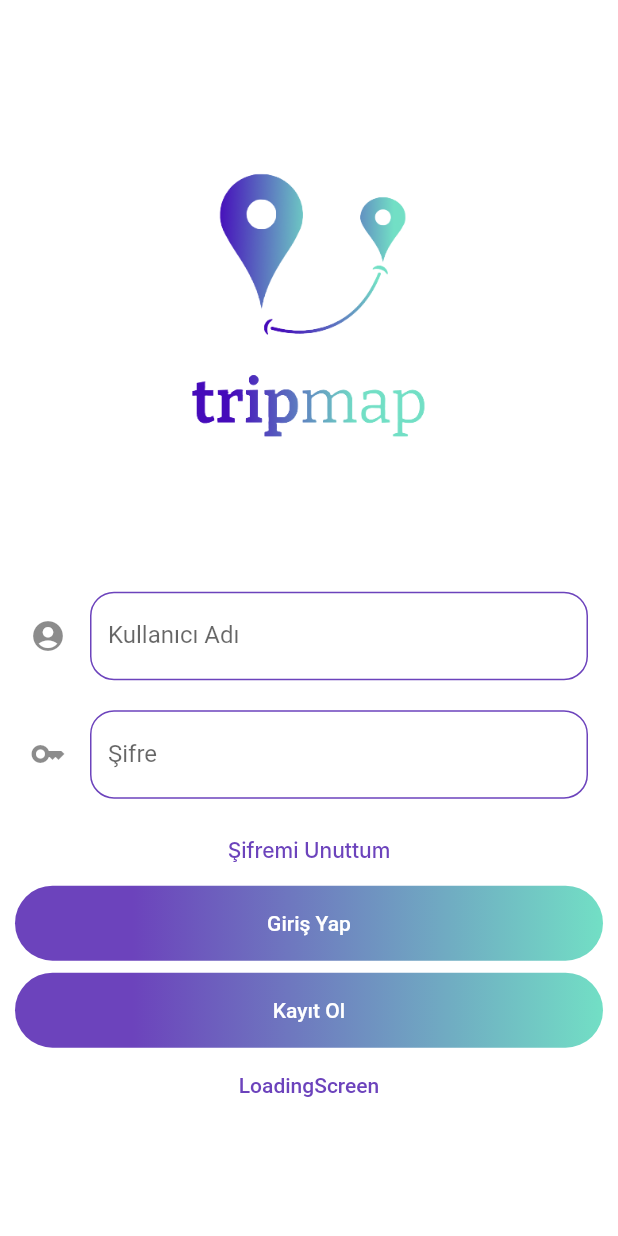
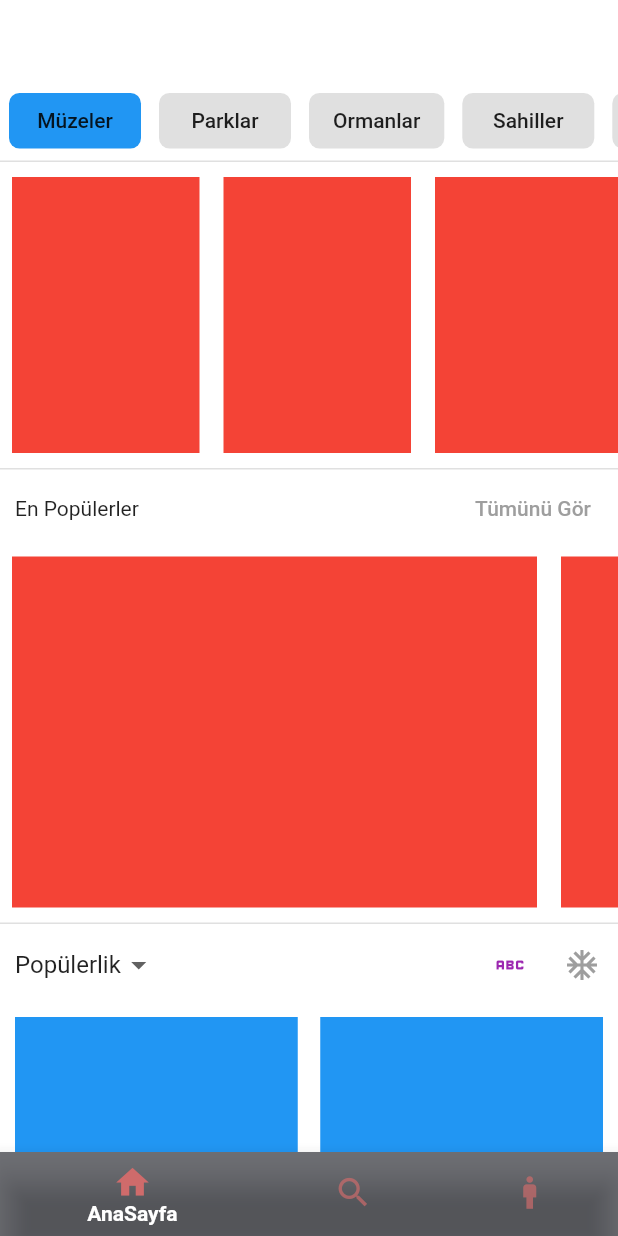
Before and after one commit to TripuMapu/tripmap, a Flutter app: the screen it shows after launch, on a phone screen of 412 x 824 dp. Run offline on Flutter 3.47's test engine with Material 2 defaults, Android fonts, the phone set to English and light mode, and no system bars; our stand-ins replace dio, fluttertoast, shared_preferences; Roboto replaces fonts that are missing (Inter).

Commit message:
homescreen commit

```diff
--- /dev/null
+++ b/lib/screens/homescreen.dart
@@ -0,0 +1,65 @@
+import 'package:flutter/material.dart';
+import 'package:flutter/src/foundation/key.dart';
+import 'package:flutter/src/widgets/framework.dart';
+import 'package:tripmap/screens/homescreen2.dart';
+import 'package:tripmap/widgets/addbottomnavbar.dart';
+
+class HomeScreen extends StatefulWidget {
+  const HomeScreen({Key? key}) : super(key: key);
+
+  @override
+  State<HomeScreen> createState() => _HomeScreenState();
+}
+
+class _HomeScreenState extends State<HomeScreen>
+    with SingleTickerProviderStateMixin {
+  late final _tabController = TabController(length: 3, vsync: this);
+  int currentIndex = 0;
+  PageController pageController = PageController();
+  List<BottomNavigationBarItem> bottomnavbaritems = const [
+    BottomNavigationBarItem(
+      label: 'AnaSayfa',
+      icon: Icon(Icons.home),
+      backgroundColor: Color.fromARGB(147, 9, 11, 19),
+    ),
+    BottomNavigationBarItem(
+      label: 'Arama',
+      icon: Icon(Icons.search),
+      backgroundColor: Color.fromARGB(147, 9, 11, 19),
+    ),
+    BottomNavigationBarItem(
+      label: 'Profil',
+      icon: Icon(Icons.man),
+      backgroundColor: Color.fromARGB(147, 9, 11, 19),
+    ),
+  ];
+
+  @override
+  Widget build(BuildContext context) {
+    return DefaultTabController(
+        length: 3,
+        child: Scaffold(
+          bottomNavigationBar: AddBottomNavBar()
+              .bottomNavigationBar(pageController, currentIndex, (index) {
+            setState(() {
+              currentIndex = index;
+              pageController.animateToPage(
+                index,
+                duration: const Duration(milliseconds: 750),
+                curve: Curves.ease,
+              );
+            });
+          }, bottomnavbaritems),
+          backgroundColor: Colors.white,
+          body: PageView(
+            physics: const NeverScrollableScrollPhysics(),
+            controller: pageController,
+            children: [
+              MyHomePage2(),
+              Container(),
+              Container(),
+            ],
+          ),
+        ));
+  }
+}
--- /dev/null
+++ b/lib/screens/homescreen2.dart
@@ -0,0 +1,479 @@
+import 'package:flutter/material.dart';
+
+class MyHomePage2 extends StatefulWidget {
+  @override
+  _MyHomePageState2 createState() => _MyHomePageState2();
+}
+
+class _MyHomePageState2 extends State<MyHomePage2>
+    with TickerProviderStateMixin {
+  bool isGrid = true;
+  // TickerProviderStateMixin allows the fade out/fade in animation when changing the active button
+
+  // this will control the button clicks and tab changing
+  late TabController _controller;
+
+  // this will control the animation when a button changes from an off state to an on state
+  late AnimationController _animationControllerOn;
+
+  // this will control the animation when a button changes from an on state to an off state
+  late AnimationController _animationControllerOff;
+
+  // this will give the background color values of a button when it changes to an on state
+  late Animation _colorTweenBackgroundOn;
+  late Animation _colorTweenBackgroundOff;
+
+  // this will give the foreground color values of a button when it changes to an on state
+  late Animation _colorTweenForegroundOn;
+  late Animation _colorTweenForegroundOff;
+
+  // when swiping, the _controller.index value only changes after the animation, therefore, we need this to trigger the animations and save the current index
+  int _currentIndex = 0;
+
+  // saves the previous active tab
+  int _prevControllerIndex = 0;
+
+  // saves the value of the tab animation. For example, if one is between the 1st and the 2nd tab, this value will be 0.5
+  double _aniValue = 0.0;
+
+  // saves the previous value of the tab animation. It's used to figure the direction of the animation
+  double _prevAniValue = 0.0;
+
+  // these will be our tab icons. You can use whatever you like for the content of your buttons
+  List _icons = [
+    'Müzeler',
+    'Parklar',
+    'Ormanlar',
+    'Sahiller',
+    'Resimlik',
+    'Selam'
+  ];
+
+  // active button's foreground color
+  Color _foregroundOn = Colors.white;
+  Color _foregroundOff = Colors.black;
+
+  // active button's background color
+  Color _backgroundOn = Colors.blue;
+  Color? _backgroundOff = Colors.grey[300];
+
+  // scroll controller for the TabBar
+  ScrollController _scrollController = new ScrollController();
+
+  // this will save the keys for each Tab in the Tab Bar, so we can retrieve their position and size for the scroll controller
+  List _keys = [];
+
+  // regist if the the button was tapped
+  bool _buttonTap = false;
+
+  @override
+  void initState() {
+    super.initState();
+
+    for (int index = 0; index < _icons.length; index++) {
+      // create a GlobalKey for each Tab
+      _keys.add(new GlobalKey());
+    }
+
+    // this creates the controller with 6 tabs (in our case)
+    _controller = TabController(vsync: this, length: _icons.length);
+    // this will execute the function every time there's a swipe animation
+    _controller.animation!.addListener(_handleTabAnimation);
+    // this will execute the function every time the _controller.index value changes
+    _controller.addListener(_handleTabChange);
+
+    _animationControllerOff =
+        AnimationController(vsync: this, duration: Duration(milliseconds: 75));
+    // so the inactive buttons start in their "final" state (color)
+    _animationControllerOff.value = 1.0;
+    _colorTweenBackgroundOff =
+        ColorTween(begin: _backgroundOn, end: _backgroundOff)
+            .animate(_animationControllerOff);
+    _colorTweenForegroundOff =
+        ColorTween(begin: _foregroundOn, end: _foregroundOff)
+            .animate(_animationControllerOff);
+
+    _animationControllerOn =
+        AnimationController(vsync: this, duration: Duration(milliseconds: 150));
+    // so the inactive buttons start in their "final" state (color)
+    _animationControllerOn.value = 1.0;
+    _colorTweenBackgroundOn =
+        ColorTween(begin: _backgroundOff, end: _backgroundOn)
+            .animate(_animationControllerOn);
+    _colorTweenForegroundOn =
+        ColorTween(begin: _foregroundOff, end: _foregroundOn)
+            .animate(_animationControllerOn);
+  }
+
+  @override
+  void dispose() {
+    _controller.dispose();
+    super.dispose();
+  }
+
+  @override
+  Widget build(BuildContext context) {
+    return NestedScrollView(
+      headerSliverBuilder: (context, innerBoxIsScrolled) {
+        return [
+          SliverAppBar(
+            backgroundColor: Colors.transparent,
+          ),
+          SliverToBoxAdapter(
+            child: Container(
+                height: 49.0,
+                // this generates our tabs buttons
+                child: ListView.builder(
+                    // this gives the TabBar a bounce effect when scrolling farther than it's size
+                    physics: BouncingScrollPhysics(),
+                    controller: _scrollController,
+                    // make the list horizontal
+                    scrollDirection: Axis.horizontal,
+                    // number of tabs
+                    itemCount: _icons.length,
+                    itemBuilder: (BuildContext context, int index) {
+                      return Padding(
+                          // each button's key
+                          key: _keys[index],
+                          // padding for the buttons
+                          padding: EdgeInsets.all(6.0),
+                          child: ButtonTheme(
+                              child: AnimatedBuilder(
+                            animation: _colorTweenBackgroundOn,
+                            builder: (context, child) => FlatButton(
+                                // get the color of the button's background (dependent of its state)
+                                color: _getBackgroundColor(index),
+                                // make the button a rectangle with round corners
+                                shape: RoundedRectangleBorder(
+                                    borderRadius:
+                                        new BorderRadius.circular(7.0)),
+                                onPressed: () {
+                                  setState(() {
+                                    _buttonTap = true;
+                                    // trigger the controller to change between Tab Views
+                                    _controller.animateTo(index);
+                                    // set the current index
+                                    _setCurrentIndex(index);
+                                    // scroll to the tapped button (needed if we tap the active button and it's not on its position)
+                                    _scrollTo(index);
+                                  });
+                                },
+                                child: Text(
+                                  // get the icon
+                                  _icons[index],
+                                  // get the color of the icon (dependent of its state)
+                                )),
+                          )));
+                    })),
+          ),
+          const SliverToBoxAdapter(
+            child: Divider(
+              height: 5,
+              thickness: 1,
+            ),
+          ),
+          SliverToBoxAdapter(
+            child: Container(
+              height: 200,
+              color: Colors.white,
+              child: ListView.builder(
+                clipBehavior: Clip.none,
+                itemCount: 5,
+                scrollDirection: Axis.horizontal,
+                itemBuilder: (BuildContext context, int index) {
+                  return Padding(
+                    padding: const EdgeInsets.all(8.0),
+                    child: Container(
+                      width: 125,
+                      height: 200,
+                      color: Colors.red,
+                    ),
+                  );
+                },
+              ),
+            ),
+          ),
+          const SliverToBoxAdapter(
+            child: Divider(
+              height: 5,
+              thickness: 1,
+            ),
+          ),
+          SliverToBoxAdapter(
+            child: Container(
+              color: Colors.white,
+              child: Column(
+                crossAxisAlignment: CrossAxisAlignment.start,
+                children: [
+                  Padding(
+                    padding: EdgeInsets.symmetric(horizontal: 10),
+                    child: Row(
+                      mainAxisAlignment: MainAxisAlignment.spaceBetween,
+                      children: [
+                        Text('En Popülerler'),
+                        TextButton(onPressed: () {}, child: Text('Tümünü Gör'))
+                      ],
+                    ),
+                  ),
+                  Container(
+                    height: 250,
+                    color: Colors.white,
+                    child: ListView.builder(
+                        clipBehavior: Clip.none,
+                        itemCount: 5,
+                        scrollDirection: Axis.horizontal,
+                        itemBuilder: (BuildContext context, int index) {
+                          return Padding(
+                            padding: const EdgeInsets.all(8.0),
+                            child: Container(
+                              width: 350,
+                              height: 250,
+                              color: Colors.red,
+                            ),
+                          );
+                        }),
+                  ),
+                ],
+              ),
+            ),
+          ),
+          const SliverToBoxAdapter(
+            child: Divider(
+              height: 5,
+              thickness: 1,
+            ),
+          ),
+          SliverToBoxAdapter(
+            child: SizedBox(
+              height: 50,
+              child: Row(
+                mainAxisAlignment: MainAxisAlignment.spaceBetween,
+                children: [
+                  Padding(
+                    padding: const EdgeInsets.symmetric(horizontal: 10),
+                    child: DropdownButton(
+                        underline:
+                            const SizedBox(), //Daha sonra burası list ile düzeltilecek
+                        value:
+                            'Popülerlik', //Daha sonra burası list ile düzeltilecek
+                        items: const [
+                          //Daha sonra burası list ile düzeltilecek
+                          DropdownMenuItem(
+                            //Daha sonra burası list ile düzeltilecek
+                            value:
+                                'Popülerlik', //Daha sonra burası list ile düzeltilecek
+                            child: Text(
+                                'Popülerlik'), //Daha sonra burası list ile düzeltilecek
+                          ) //Daha sonra burası list ile düzeltilecek
+                        ],
+                        onChanged: (String? newValue) {}),
+                  ),
+                  Row(
+                    children: [
+                      IconButton(
+                          onPressed: () {
+                            setState(() {
+                              isGrid = true;
+                            });
+                          },
+                          icon: Icon(
+                            Icons.abc,
+                            color: isGrid ? Colors.purple : Colors.grey,
+                          )),
+                      IconButton(
+                          onPressed: () {
+                            setState(() {
+                              isGrid = false;
+                            });
+                          },
+                          icon: Icon(
+                            Icons.ac_unit,
+                            color: isGrid ? Colors.grey : Colors.purple,
+                          )),
+                    ],
+                  ),
+                ],
+              ),
+            ),
+          ),
+        ];
+      },
+      body: TabBarView(
+        controller: _controller,
+        children: [
+          isGrid ? _gridView(Colors.blue) : _scrollableList(Colors.blue),
+          isGrid ? _gridView(Colors.green) : _scrollableList(Colors.green),
+          isGrid
+              ? _gridView(Colors.amberAccent)
+              : _scrollableList(Colors.amberAccent),
+          isGrid ? _gridView(Colors.purple) : _scrollableList(Colors.purple),
+          isGrid ? _gridView(Colors.red) : _scrollableList(Colors.red),
+          isGrid ? _gridView(Colors.teal) : _scrollableList(Colors.teal),
+        ],
+      ),
+    );
+  }
+
+  // runs during the switching tabs animation
+  _handleTabAnimation() {
+    // gets the value of the animation. For example, if one is between the 1st and the 2nd tab, this value will be 0.5
+    _aniValue = _controller.animation!.value;
+
+    // if the button wasn't pressed, which means the user is swiping, and the amount swipped is less than 1 (this means that we're swiping through neighbor Tab Views)
+    if (!_buttonTap && ((_aniValue - _prevAniValue).abs() < 1)) {
+      // set the current tab index
+      _setCurrentIndex(_aniValue.round());
+    }
+
+    // save the previous Animation Value
+    _prevAniValue = _aniValue;
+  }
+
+  // runs when the displayed tab changes
+  _handleTabChange() {
+    // if a button was tapped, change the current index
+    if (_buttonTap) _setCurrentIndex(_controller.index);
+
+    // this resets the button tap
+    if ((_controller.index == _prevControllerIndex) ||
+        (_controller.index == _aniValue.round())) _buttonTap = false;
+
+    // save the previous controller index
+    _prevControllerIndex = _controller.index;
+  }
+
+  _setCurrentIndex(int index) {
+    // if we're actually changing the index
+    if (index != _currentIndex) {
+      setState(() {
+        // change the index
+        _currentIndex = index;
+      });
+
+      // trigger the button animation
+      _triggerAnimation();
+      // scroll the TabBar to the correct position (if we have a scrollable bar)
+      _scrollTo(index);
+    }
+  }
+
+  _triggerAnimation() {
+    // reset the animations so they're ready to go
+    _animationControllerOn.reset();
+    _animationControllerOff.reset();
+
+    // run the animations!
+    _animationControllerOn.forward();
+    _animationControllerOff.forward();
+  }
+
+  _scrollTo(int index) {
+    // get the screen width. This is used to check if we have an element off screen
+    double screenWidth = MediaQuery.of(context).size.width;
+
+    // get the button we want to scroll to
+    RenderBox renderBox = _keys[index].currentContext.findRenderObject();
+    // get its size
+    double size = renderBox.size.width;
+    // and position
+    double position = renderBox.localToGlobal(Offset.zero).dx;
+
+    // this is how much the button is away from the center of the screen and how much we must scroll to get it into place
+    double offset = (position + size / 2) - screenWidth / 2;
+
+    // if the button is to the left of the middle
+    if (offset < 0) {
+      // get the first button
+      renderBox = _keys[0].currentContext.findRenderObject();
+      // get the position of the first button of the TabBar
+      position = renderBox.localToGlobal(Offset.zero).dx;
+
+      // if the offset pulls the first button away from the left side, we limit that movement so the first button is stuck to the left side
+      if (position > offset) offset = position;
+    } else {
+      // if the button is to the right of the middle
+
+      // get the last button
+      renderBox = _keys[_icons.length - 1].currentContext.findRenderObject();
+      // get its position
+      position = renderBox.localToGlobal(Offset.zero).dx;
+      // and size
+      size = renderBox.size.width;
+
+      // if the last button doesn't reach the right side, use it's right side as the limit of the screen for the TabBar
+      if (position + size < screenWidth) screenWidth = position + size;
+
+      // if the offset pulls the last button away from the right side limit, we reduce that movement so the last button is stuck to the right side limit
+      if (position + size - offset < screenWidth) {
+        offset = position + size - screenWidth;
+      }
+    }
+
+    // scroll the calculated ammount
+    _scrollController.animateTo(offset + _scrollController.offset,
+        duration: new Duration(milliseconds: 150), curve: Curves.easeInOut);
+  }
+
+  _getBackgroundColor(int index) {
+    if (index == _currentIndex) {
+      // if it's active button
+      return _colorTweenBackgroundOn.value;
+    } else if (index == _prevControllerIndex) {
+      // if it's the previous active button
+      return _colorTweenBackgroundOff.value;
+    } else {
+      // if the button is inactive
+      return _backgroundOff;
+    }
+  }
+
+  _getForegroundColor(int index) {
+    // the same as the above
+    if (index == _currentIndex) {
+      return _colorTweenForegroundOn.value;
+    } else if (index == _prevControllerIndex) {
+      return _colorTweenForegroundOff.value;
+    } else {
+      return _foregroundOff;
+    }
+  }
+
+  Widget _gridView(Color color) {
+    return CustomScrollView(
+      slivers: [
+        SliverPadding(
+          padding: const EdgeInsets.all(10),
+          sliver: SliverGrid(
+            gridDelegate: const SliverGridDelegateWithMaxCrossAxisExtent(
+              maxCrossAxisExtent: 200,
+              childAspectRatio: .55,
+              crossAxisSpacing: 15,
+              mainAxisSpacing: 15,
+              mainAxisExtent: 250,
+            ),
+            delegate: SliverChildBuilderDelegate(childCount: 10,
+                (BuildContext context, int index) {
+              return Container(
+                color: color,
+              );
+            }),
+          ),
+        ),
+      ],
+    );
+  }
+
+  Widget _scrollableList(Color color) {
+    return ListView.builder(
+        itemCount: 10,
+        itemBuilder: (context, index) {
+          return Padding(
+            padding: const EdgeInsets.all(8.0),
+            child: Container(
+              height: 200,
+              color: color,
+            ),
+          );
+        });
+  }
+}
--- /dev/null
+++ b/lib/widgets/addbottomnavbar.dart
@@ -0,0 +1,27 @@
+import 'package:flutter/material.dart';
+
+class AddBottomNavBar {
+  BottomNavigationBar bottomNavigationBar(
+      PageController pageController,
+      int currentIndex,
+      Function(int index) function,
+      List<BottomNavigationBarItem> bottomnavbaritems) {
+    return BottomNavigationBar(
+      iconSize: 26,
+      selectedLabelStyle: const TextStyle(
+        fontWeight: FontWeight.bold,
+      ),
+      showUnselectedLabels: false,
+      selectedIconTheme: const IconThemeData(
+        color: Color.fromARGB(255, 207, 107, 107),
+      ),
+      unselectedIconTheme: const IconThemeData(
+        color: Color.fromARGB(175, 207, 107, 107),
+      ),
+      type: BottomNavigationBarType.shifting,
+      currentIndex: currentIndex,
+      onTap: (index) => function(index),
+      items: bottomnavbaritems,
+    );
+  }
+}
```
Also changed, not shown: lib/main.dart (+5 -87 lines), images/tripmapicon100px.png (added).
